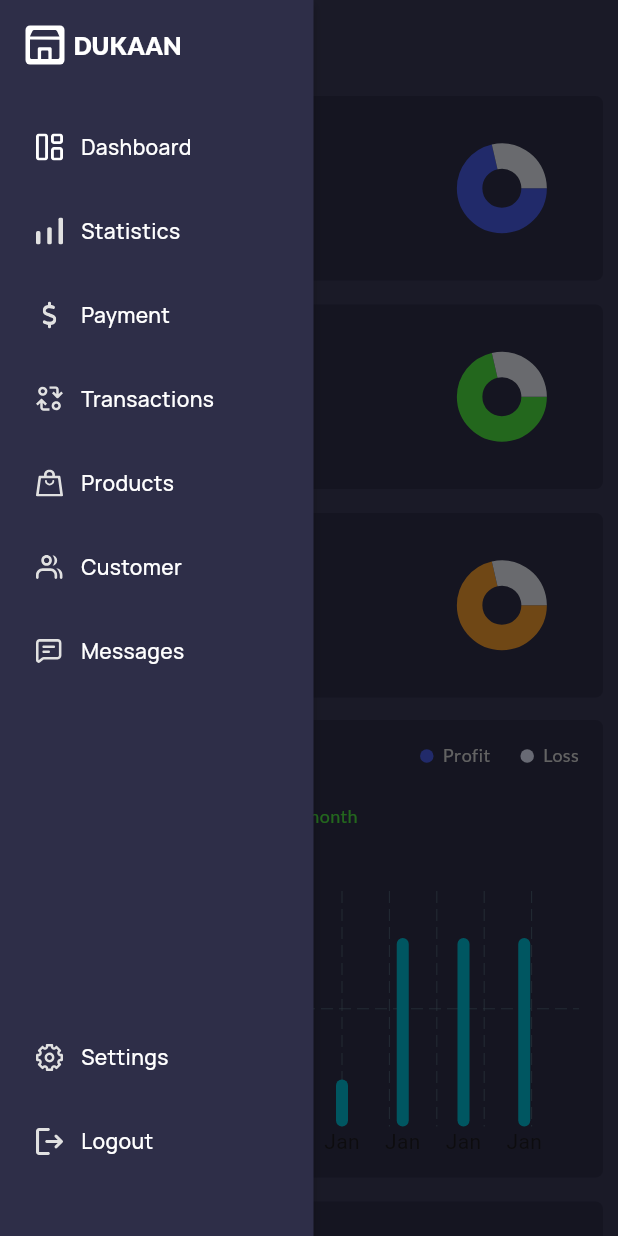
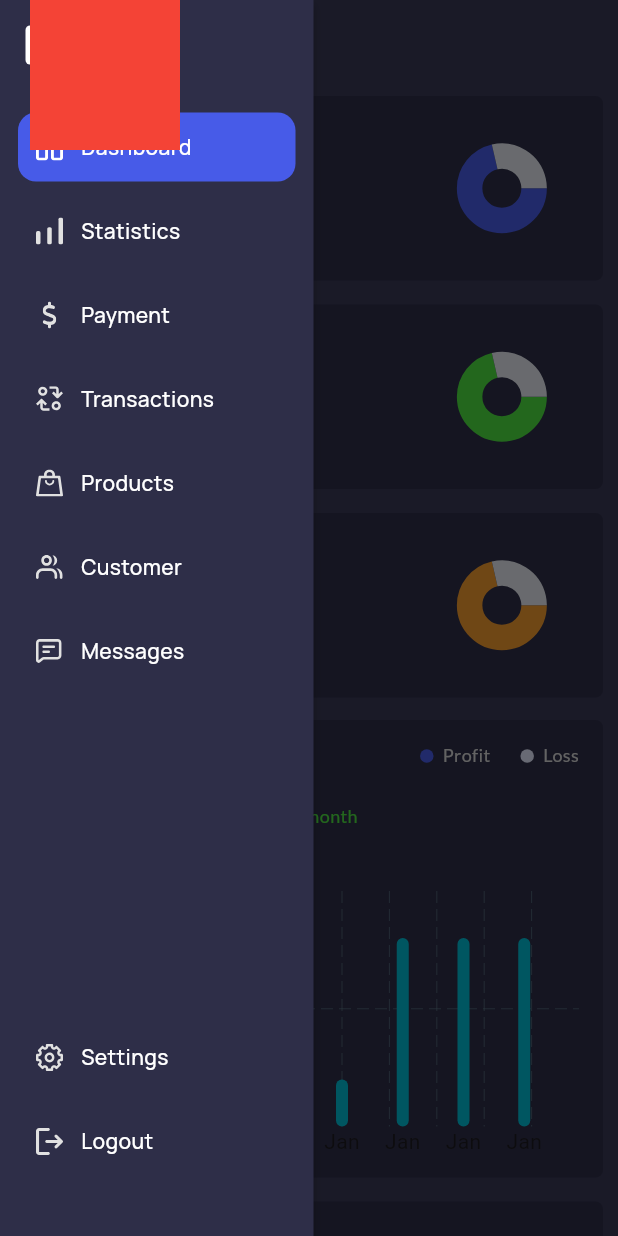
Before and after one commit to Ahmedjustcode/flutter_web_dashboard_demo, a Flutter app: the MainScreen screen opened by its route, in the side drawer, after a tap on the "menu" icon, on a phone screen of 412 x 824 dp. Run offline on Flutter 3.47's test engine with Material 3 defaults, Android fonts, the phone set to English and light mode, and no system bars; drawn by our look-alikes of fl_chart; our stand-ins replace bloc, equatable, file_picker, flutter_bloc, flutter_svg, get_it and 2 more; accounts and stored records are empty; network calls fail; project files that could hold a hidden picture were left out.

Commit message:
added image check

```diff
--- a/lib/core/app_colors.dart
+++ b/lib/core/app_colors.dart
@@ -7,9 +7,8 @@ class AppColors{
   static const c383856 = Color(0xff383856);
   static const c2E2E48 = Color(0xff2E2E48);
   static const c475BE8 = Color(0xff475BE8);
-  static const c475BE8withOpacity = Color(0x1a475be8);///dsdsdddddddsdsdgggdgg
+  static const c475BE8withOpacity = Color(0x1a475be8);
   static const cFFFFFF = Color(0xffFFFFFF);
-  static const cFFFFFFdata = Color(0xffFFFFFF);
   static const cE1E1E1 = Color(0xffE1E1E1);
   static const cE0E0E0 = Color(0xffe0e0e0);
   static const cF3F3F3 = Color(0xffF3F3F3);
--- a/lib/core/app_strings.dart
+++ b/lib/core/app_strings.dart
@@ -33,6 +33,15 @@ class AppStrings{
   static const alreadyAMember  = 'Already A Member ? ';
   static const createNewAccount  = 'Create new account';
   static const dontHaveAnAccount  = 'Don\'t have an account ?';
+  static const name  = 'Name';
+  static const description  = 'Description';
+  static const price  = 'Price';
+  static const discountPercentage  = 'Discount percentage';
+  static const rating  = 'Rating';
+  static const stock  = 'Stock';
+  static const brand  = 'Brand';
+  static const category  = 'Category';
+  static const addProduct  = 'Add product';
 
 
 
--- a/lib/core/widgets/app_button.dart
+++ b/lib/core/widgets/app_button.dart
@@ -13,7 +13,7 @@ class AppButton extends StatelessWidget {
       this.bottomMargin,
       this.leftMargin,
       this.rightMargin,
-      required this.onTap, this.radius});
+      required this.onTap, this.radius, this.height, this.width});
 
   final Color? backgroundColor;
   final Color? textColor;
@@ -24,6 +24,8 @@ class AppButton extends StatelessWidget {
   final double? leftMargin;
   final double? rightMargin;
   final BorderRadius? radius;
+  final double? height;
+  final double? width;
 
   @override
   Widget build(BuildContext context) {
@@ -35,7 +37,8 @@ class AppButton extends StatelessWidget {
         child: InkWell(
           onTap: onTap,
           child: Container(
-            height: 40,
+            height: height ??40,
+            width: width,
             alignment: Alignment.center,
             child: Text(
               text,
--- a/lib/core/widgets/app_text_field.dart
+++ b/lib/core/widgets/app_text_field.dart
@@ -19,6 +19,7 @@ class AppTextField extends StatelessWidget {
       margin: EdgeInsets.only(left: leftMargin ?? 0 ,right: rightMargin ?? 0 ,top: topMargin ?? 0, bottom: bottomMargin ?? 20),
       constraints:  BoxConstraints.tight(const Size.fromHeight(40)),
       child: TextFormField(
+        controller: controller,
         textAlignVertical: TextAlignVertical.center,
         style: AppTextStyles.latoW600().copyWith(fontSize: 15),
         decoration:  InputDecoration(
--- a/lib/features/dashboard/presentation/view/dash_board_view.dart
+++ b/lib/features/dashboard/presentation/view/dash_board_view.dart
@@ -38,6 +38,9 @@ class DashBoardViewDesktop extends StatelessWidget {
                   const SizedBox(
                     height: 15,
                   ),
+                  // Image.network('http://localhost:3000/images/default.png',errorBuilder: (context,widget,stackTrace){
+                  //   return const Icon(Icons.error,size: 60,);
+                  // },),
                   Row(
                     children: [
                       Expanded(
--- a/lib/features/main/presentation/view/main_screen.dart
+++ b/lib/features/main/presentation/view/main_screen.dart
@@ -15,11 +15,11 @@ class MainScreen extends StatelessWidget {
   @override
   Widget build(BuildContext context) {
     return Scaffold(
-      drawer: Responsive.isDesktop(context) ? null : const SafeArea(child: SideBar()),
+      drawer: Responsive.isDesktop(context) ? null :  SafeArea(child: SideBar()),
       body: Row(
         crossAxisAlignment: CrossAxisAlignment.start,
         children: [
-          if (Responsive.isDesktop(context)) const SideBar(),
+          if (Responsive.isDesktop(context))  SideBar(),
           Expanded(child: BlocBuilder<MainViewModelBloc, MainViewModelState>(
             builder: (context, state) {
               return IndexedStack(
--- a/lib/features/main/presentation/view/sidebar/side_bar.dart
+++ b/lib/features/main/presentation/view/sidebar/side_bar.dart
@@ -1,18 +1,38 @@
+import 'package:flutter/foundation.dart';
 import 'package:flutter/material.dart';
 import 'package:flutter_bloc/flutter_bloc.dart';
 import 'package:flutter_web_example/core/app_colors.dart';
 import 'package:flutter_web_example/core/app_images.dart';
 import 'package:flutter_web_example/core/app_strings.dart';
+import 'package:flutter_web_example/core/widgets/responsive_widget.dart';
 import 'package:flutter_web_example/features/main/presentation/view/sidebar/app_logo.dart';
 import 'package:flutter_web_example/features/main/presentation/view/sidebar/side_bar_list_widget.dart';
 import 'package:flutter_web_example/features/main/presentation/view_model/main_view_model_bloc.dart';
 
 class SideBar extends StatelessWidget {
-  const SideBar({super.key});
+   SideBar({super.key});
+
+  final OverlayPortalController overlayPortalController =OverlayPortalController();
 
   @override
   Widget build(BuildContext context) {
-    return Container(
+    return OverlayPortal(
+      controller: overlayPortalController,
+      overlayChildBuilder: (BuildContext context) {
+        return Positioned(
+          top: 0,
+          left: 20,
+          child: AnimatedPositioned(
+            duration: const Duration(milliseconds: 300),
+            child: Container(
+              height: 100,
+              width: 100,
+              color: Colors.red,
+            ),
+          ),
+        );
+      },
+      child: Container(
         width: 209,
         height: double.infinity,
         decoration: const BoxDecoration(color: AppColors.c2E2E48, boxShadow: [
@@ -31,7 +51,13 @@ class SideBar extends StatelessWidget {
               child: Column(
                 crossAxisAlignment: CrossAxisAlignment.start,
                 children: [
-                const AppLogoWidget(),
+                  GestureDetector(
+                      onTap: ()async{
+                        overlayPortalController.show();
+                        await Future.delayed(const Duration(seconds: 4));
+                        overlayPortalController.hide();
+                        },
+                      child: const AppLogoWidget()),
                   BlocBuilder<MainViewModelBloc, MainViewModelState>(
                     buildWhen: (oldState, newState) =>
                         oldState is MainViewModelDashBoardSelectedState ||
@@ -43,6 +69,9 @@ class SideBar extends StatelessWidget {
                         isSelected: state is MainViewModelDashBoardSelectedState,
                         onTap: () {
                           BlocProvider.of<MainViewModelBloc>(context).add(const MainViewModeTabChangeEvent(index: 0));
+                          if (!Responsive.isDesktop(context)) {
+                            Scaffold.of(context).closeDrawer();
+                          }
                         },
                       );
                     },
@@ -75,6 +104,9 @@ class SideBar extends StatelessWidget {
                         isSelected: state is MainViewModelProductSelectedState,
                         onTap: () {
                           BlocProvider.of<MainViewModelBloc>(context).add(const MainViewModeTabChangeEvent(index: 1));
+                          if (!Responsive.isDesktop(context)) {
+                            Scaffold.of(context).closeDrawer();
+                          }
                         },
                       );
                     },
@@ -109,6 +141,7 @@ class SideBar extends StatelessWidget {
             )
           ],
         ),
+      ),
     );
   }
 }
--- a/lib/features/main/presentation/view_model/main_view_model_bloc.dart
+++ b/lib/features/main/presentation/view_model/main_view_model_bloc.dart
@@ -6,15 +6,15 @@ part 'main_view_model_event.dart';
 part 'main_view_model_state.dart';
 
 class MainViewModelBloc extends Bloc<MainViewModelEvent, MainViewModelState> {
-  MainViewModelBloc() : super(const MainViewModelInitial(index: 0)) {
+  MainViewModelBloc() : super(const MainViewModelDashBoardSelectedState(index: 0)) {
     on<MainViewModeTabChangeEvent>(_onMainViewModeTabChange);
   }
 
   void _onMainViewModeTabChange(MainViewModeTabChangeEvent event, Emitter<MainViewModelState> emit) {
     if (event.index == 0) {
-      emit(MainViewModelDashBoardSelectedState(index: 0));
+      emit(const MainViewModelDashBoardSelectedState(index: 0));
     } else if (event.index == 1) {
-      emit(MainViewModelProductSelectedState(index: 1));
+      emit(const MainViewModelProductSelectedState(index: 1));
     }
   }
 }
--- /dev/null
+++ b/lib/features/products/domain/domain/product_entity/product_entity.dart
@@ -0,0 +1,70 @@
+
+import 'package:equatable/equatable.dart';
+import 'package:flutter/foundation.dart';
+import 'package:flutter_web_example/features/products/data/models/product_model.dart';
+import 'package:hive/hive.dart';
+
+part 'product_entity.g.dart';
+
+@HiveType(typeId: 0)
+class ProductEntity extends Equatable{
+
+  @HiveField(0)
+  int? id;
+  @HiveField(1)
+  String? title;
+  @HiveField(2)
+  String? description;
+  @HiveField(3)
+  int? price;
+  @HiveField(4)
+  double? discountPercentage;
+  @HiveField(5)
+  double? rating;
+  @HiveField(6)
+  int? stock;
+  @HiveField(7)
+  String? brand;
+  @HiveField(8)
+  String? category;
+  @HiveField(9)
+  Uint8List? thumbnail;
+  @HiveField(10)
+  List<String>? images;
+
+  ProductEntity({
+    this.id,
+    this.title,
+    this.description,
+    this.price,
+    this.discountPercentage,
+    this.rating,
+    this.stock,
+    this.brand,
+    this.category,
+    this.thumbnail,
+    this.images,
+  });
+
+
+  // Product toModel(){
+  //   return Product(
+  //     id: id,
+  //     title: title,
+  //     description: description,
+  //     price: price,
+  //     discountPercentage: discountPercentage,
+  //     rating: rating,
+  //     stock: stock,
+  //     brand: brand,
+  //     category: category,
+  //     thumbnail: thumbnail.toString(),
+  //     images: images
+  //   );
+  // }
+  @override
+  List<Object?> get props => [id,title,description,price,discountPercentage,rating,stock,brand,category,thumbnail,images];
+
+
+
+}
--- a/lib/features/products/presentation/product_view_model/product_view_model_bloc.dart
+++ b/lib/features/products/presentation/product_view_model/product_view_model_bloc.dart
@@ -3,8 +3,13 @@ import 'dart:convert';
 
 import 'package:bloc/bloc.dart';
 import 'package:equatable/equatable.dart';
+import 'package:flutter/material.dart';
+import 'package:flutter_web_example/features/products/domain/domain/product_entity/product_entity.dart';
+import 'package:flutter_web_example/features/products/presentation/view/widgets/product_add_form.dart';
+import 'package:hive/hive.dart';
 import 'package:http/http.dart' as http;
 
+import '../../../../core/app_colors.dart';
 import '../../data/models/product_model.dart';
 
 part 'product_view_model_event.dart';
@@ -14,13 +19,21 @@ part 'product_view_model_state.dart';
 class ProductViewModelBloc extends Bloc<ProductViewModelEvent, ProductViewModelState> {
   ProductViewModelBloc() : super(const ProductViewModelInitial()) {
     on<ProductViewModelGetProducts>(_onGetProducts);
+    on<ProductViewModelAddButtonTap>(_onAddButtonTap);
+    on<ProductViewModelCreateNewProductTap>(_onCreateNewProductTap);
   }
 
   final List<Product> productList = [];
+  final List<ProductEntity> productDraftLst = [];
   int skippedProducts = 0;
   bool isFetching = false;
+  late Box<ProductEntity> productBox = Hive.box<ProductEntity>('product_box');
 
   void _onGetProducts(ProductViewModelGetProducts event, Emitter<ProductViewModelState> emit) async {
+
+    // if(productBox.isOpen == false) {
+      await Hive.openBox<ProductEntity>('product_box');
+    // }
     if (!isFetching) {
       isFetching = true;
       if (event.showLoader) {
@@ -29,31 +42,77 @@ class ProductViewModelBloc extends Bloc<ProductViewModelEvent, ProductViewModelS
         // emit(const ProductPaginationLoadingState());
       }
 
-      final newData = await fetchProduct();
-      if(newData.isEmpty){
-         skippedProducts = 0;
+      final newData = await _fetchProduct();
+      if (newData.isEmpty) {
+        skippedProducts = 0;
+      }
+
+      if(event.showLoader) {
+        productDraftLst.addAll(productBox.values.toList());
       }
       productList.addAll(newData);
       emit(ProductListLoadedState(
           productList: productList,
-          isChangeList: state is ProductListLoadedState ? !(state as ProductListLoadedState).isChangeList : true));
+          isChangeList: state is ProductListLoadedState ? !(state as ProductListLoadedState).isChangeList : true, productDraftList: productDraftLst));
       isFetching = false;
     }
-    print(productList.length);
+ }
+
+  void _onAddButtonTap(ProductViewModelAddButtonTap event, Emitter<ProductViewModelState> emit) async {
+    showDialog(
+        context: event.context,
+        builder: (context) {
+          return Dialog(
+            backgroundColor: AppColors.c383854,
+            insetPadding: const EdgeInsets.symmetric(horizontal: 10),
+            child: ConstrainedBox(
+              constraints: const BoxConstraints(maxWidth: 700),
+              child: const ProductAddForm(),
+            ),
+          );
+        });
   }
 
-  Future<List<Product>> fetchProduct() async {
+
+
+  int _setId() {
+    int temp = 0;
+    for (var element in productBox.values) {
+      if (element.id! >= temp) {
+        temp = element.id!;
+      }
+    }
+    return ++temp;
+  }
+
+  void _onCreateNewProductTap(ProductViewModelCreateNewProductTap event, Emitter<ProductViewModelState> emit) async{
     try {
-      final http.Response response = await http.get(Uri.parse(
-          'https://dummyjson.com/products?limit=20&skip=${skippedProducts}'));
+      event.productEntity.id = _setId();
+      final id = await productBox.put(event.productEntity.id,event.productEntity);
+      print('product added successfully');
+      Navigator.pop(event.context);
+      productDraftLst.add(productBox.values.toList().singleWhere((element) => element.id == event.productEntity.id));
+      print(productDraftLst);
+      emit(ProductListLoadedState(
+          productList: productList,
+          isChangeList: state is ProductListLoadedState ? !(state as ProductListLoadedState).isChangeList : true, productDraftList: productDraftLst));
+    } catch (e) {
+      print('error found $e');
+    }
+  }
+
+  Future<List<Product>> _fetchProduct() async {
+    try {
+      final http.Response response =
+          await http.get(Uri.parse('https://dummyjson.com/products?limit=20&skip=$skippedProducts'));
       var data = jsonDecode(response.body)['products'] as List;
-      if(data.isEmpty){
+      if (data.isEmpty) {
         skippedProducts = 0;
-        final http.Response response = await http.get(Uri.parse(
-            'https://dummyjson.com/products?limit=20&skip=$skippedProducts'));
-         data = jsonDecode(response.body)['products'] as List;
+        final http.Response response =
+            await http.get(Uri.parse('https://dummyjson.com/products?limit=20&skip=$skippedProducts'));
+        data = jsonDecode(response.body)['products'] as List;
       }
-      skippedProducts +=20;
+      skippedProducts += 20;
       return data.map<Product>((e) => Product.fromJson(e)).toList();
     } catch (e) {
       return [];
--- a/lib/features/products/presentation/product_view_model/product_view_model_event.dart
+++ b/lib/features/products/presentation/product_view_model/product_view_model_event.dart
@@ -14,3 +14,24 @@ class  ProductViewModelGetProducts extends ProductViewModelEvent{
   @override
   List<Object?> get props => [skipProduct,showLoader];
 }
+
+class  ProductViewModelAddButtonTap extends ProductViewModelEvent{
+
+  final BuildContext context;
+
+  const ProductViewModelAddButtonTap({required this.context});
+
+  @override
+  List<Object?> get props => [context];
+}
+
+class  ProductViewModelCreateNewProductTap extends ProductViewModelEvent{
+
+  final BuildContext context;
+  final ProductEntity productEntity;
+
+  const ProductViewModelCreateNewProductTap({required this.context,required this.productEntity});
+
+  @override
+  List<Object?> get props => [context,productEntity];
+}
--- a/lib/features/products/presentation/product_view_model/product_view_model_state.dart
+++ b/lib/features/products/presentation/product_view_model/product_view_model_state.dart
@@ -26,13 +26,14 @@ class ProductLoadingState extends ProductViewModelState{
 class ProductListLoadedState extends ProductViewModelState{
 
   final List<Product> productList;
+  final List<ProductEntity> productDraftList;
   final bool isChangeList;
 
 
-  const ProductListLoadedState({required this.productList,this.isChangeList = true});
+  const ProductListLoadedState({required this.productList,this.isChangeList = true,required this.productDraftList});
 
   @override
-  List<Object> get props => [productList,isChangeList];
+  List<Object> get props => [productList,isChangeList,productDraftList];
 }
 
 class ProductPaginationLoadingState extends ProductViewModelState{
--- a/lib/features/products/presentation/view/product_view.dart
+++ b/lib/features/products/presentation/view/product_view.dart
@@ -1,4 +1,8 @@
 import 'package:flutter/material.dart';
+import 'package:flutter_bloc/flutter_bloc.dart';
+import 'package:flutter_web_example/core/app_text_styles.dart';
+import 'package:flutter_web_example/core/widgets/app_button.dart';
+import 'package:flutter_web_example/features/products/presentation/product_view_model/product_view_model_bloc.dart';
 import 'package:flutter_web_example/features/products/presentation/view/widgets/product_list_view.dart';
 
 import '../../../../core/app_strings.dart';
@@ -18,8 +22,16 @@ class ProductView extends StatelessWidget {
   }
 }
 
-class ProductDesktopView extends StatelessWidget {
+class ProductDesktopView extends StatefulWidget {
   const ProductDesktopView({super.key});
+
+  @override
+  State<ProductDesktopView> createState() => _ProductDesktopViewState();
+}
+
+class _ProductDesktopViewState extends State<ProductDesktopView> {
+
+  bool isDraftListVisible = false;
 
   @override
   Widget build(BuildContext context) {
@@ -31,12 +43,27 @@ class ProductDesktopView extends StatelessWidget {
           children: [
             CommonAppBar(
               title: AppStrings.products,
-              actions: ElevatedButton(onPressed: (){}, child: const Text('Add product')),
+              actions: Row(
+                children: [
+                  TextButton(onPressed: (){
+                    isDraftListVisible = !isDraftListVisible;
+                    setState(() {
+
+                    });
+                  }, child:  Text(!isDraftListVisible ?'Draft products' : 'Live Products',style: AppTextStyles.latoW500(),)),
+                  const SizedBox(
+                    width: 15,
+                  ),
+                  AppButton(onTap: (){
+                    BlocProvider.of<ProductViewModelBloc>(context).add(ProductViewModelAddButtonTap(context: context));
+                  }, text: AppStrings.addProduct,width: 100,),
+                ],
+              ),
             ),
             const SizedBox(
               height: 15,
             ),
-            const Expanded(child: ProductListView())
+             Expanded(child: ProductListView(isDraftListVisible: isDraftListVisible ,))
           ],
         ));
   }
--- a/lib/features/products/presentation/view/widgets/product_list_item.dart
+++ b/lib/features/products/presentation/view/widgets/product_list_item.dart
@@ -1,5 +1,6 @@
 import 'package:flutter/material.dart';
 import 'package:flutter_web_example/core/app_text_styles.dart';
+import 'package:flutter_web_example/features/products/domain/domain/product_entity/product_entity.dart';
 
 import '../../../../../core/app_colors.dart';
 import '../../../data/models/product_model.dart';
@@ -7,7 +8,7 @@ import '../../../data/models/product_model.dart';
 class ProductListItem extends StatelessWidget {
   const ProductListItem({super.key, required this.product});
 
-  final Product product;
+  final dynamic product;
 
   @override
   Widget build(BuildContext context) {
@@ -22,7 +23,7 @@ class ProductListItem extends StatelessWidget {
         children: [
           AspectRatio(
             aspectRatio: 6 / 5,
-            child: Image.network(product.thumbnail!, fit: BoxFit.cover),
+            child: product is ProductEntity ? Image.memory(product.thumbnail! ,fit: BoxFit.cover):Image.network(product.thumbnail!, fit: BoxFit.cover),
           ),
           const SizedBox(height: 10),
           Text(
--- a/lib/features/products/presentation/view/widgets/product_list_view.dart
+++ b/lib/features/products/presentation/view/widgets/product_list_view.dart
@@ -1,95 +1,87 @@
 import 'package:flutter/material.dart';
 import 'package:flutter_bloc/flutter_bloc.dart';
-import 'package:flutter_web_example/core/app_text_styles.dart';
+import 'package:flutter_web_example/core/helpers/Sliver_grid_delegate_With_fixed_cross_axis_count_and_fixed_height.dart';
 import 'package:flutter_web_example/core/widgets/responsive_widget.dart';
 import 'package:flutter_web_example/features/products/presentation/product_view_model/product_view_model_bloc.dart';
 import 'package:flutter_web_example/features/products/presentation/view/widgets/product_list_item.dart';
-import 'package:web_smooth_scroll/web_smooth_scroll.dart';
 
 import '../../../../../core/app_colors.dart';
 
 class ProductListView extends StatefulWidget {
-  const ProductListView({super.key});
+  const ProductListView({super.key, required this.isDraftListVisible});
+
+  final bool isDraftListVisible;
 
   @override
   State<ProductListView> createState() => _ProductListViewState();
 }
 
 class _ProductListViewState extends State<ProductListView> {
+  late ScrollController scrollController;
 
-  late ScrollController scrollController;
   @override
   void initState() {
-      scrollController = ScrollController();
+    scrollController = ScrollController();
     scrollController.addListener(() {
-
-
-
-      if(scrollController.offset == scrollController.positions.toList()[0].maxScrollExtent) {
-
-        BlocProvider.of<ProductViewModelBloc>(context).add(const ProductViewModelGetProducts(false,skipProduct: 0));
+      if (scrollController.offset == scrollController.positions.toList()[0].maxScrollExtent) {
+        BlocProvider.of<ProductViewModelBloc>(context).add(const ProductViewModelGetProducts(false, skipProduct: 0));
       }
     });
     super.initState();
   }
 
-
   @override
   Widget build(BuildContext context) {
     return BlocBuilder<ProductViewModelBloc, ProductViewModelState>(
       builder: (context, state) {
-        if(state is ProductLoadingState){
+        if (state is ProductLoadingState) {
           return GridView.builder(
             itemCount: 20,
             itemBuilder: (context, index) {
               return Container(
                 padding: const EdgeInsets.all(12),
-                decoration:  BoxDecoration(
+                decoration: BoxDecoration(
                   borderRadius: BorderRadius.circular(8),
                   color: AppColors.c2E2E48,
                 ),
               );
             },
-            gridDelegate: SliverGridDelegateWithFixedCrossAxisCount(
-                crossAxisCount: Responsive.isMobile(context)
-                    ? 2
-                    : Responsive.isTablet(context)
-                    ? 3
-                    : 6,
-                mainAxisSpacing: 10,
-                crossAxisSpacing: 10,
-                childAspectRatio: 4 / 5),
+            gridDelegate: SliverGridDelegateWithFixedCrossAxisCountAndFixedHeight(
+              crossAxisCount: Responsive.isMobile(context)
+                  ? 2
+                  : Responsive.isTablet(context)
+                      ? 3
+                      : 6,
+              mainAxisSpacing: 10,
+              crossAxisSpacing: 10,
+            ),
           );
         }
-        if(state is ProductListLoadedState) {
+        if (state is ProductListLoadedState) {
           return Column(
             crossAxisAlignment: CrossAxisAlignment.start,
             children: [
               Expanded(
-                child: WebSmoothScroll(
-                  curve: Curves.linear,
-                  animationDuration: 500,
+                child: GridView.builder(
                   controller: scrollController,
-                  child: GridView.builder(
-                    physics: const NeverScrollableScrollPhysics(),
-                    controller: scrollController,
-                    itemCount: state.productList.length,
-                    itemBuilder: (context, index) {
-                      return ProductListItem(product:  state.productList[index],);
-                    },
-                    gridDelegate: SliverGridDelegateWithFixedCrossAxisCount(
-                        crossAxisCount: Responsive.isMobile(context)
-                            ? 2
-                            : Responsive.isTablet(context)
+                  itemCount: widget.isDraftListVisible ? state.productDraftList.length : state.productList.length,
+                  itemBuilder: (context, index) {
+                    return ProductListItem(
+                      product: widget.isDraftListVisible ? state.productDraftList[index] : state.productList[index],
+                    );
+                  },
+                  gridDelegate: SliverGridDelegateWithFixedCrossAxisCount(
+                    crossAxisCount: Responsive.isMobile(context)
+                        ? 2
+                        : Responsive.isTablet(context)
                             ? 3
                             : 6,
-                        mainAxisSpacing: 10,
-                        crossAxisSpacing: 10,
-                        childAspectRatio: 4 / 5),
+                    mainAxisSpacing: 10,
+                    crossAxisSpacing: 10,
+                    childAspectRatio: 4 / 5,
                   ),
                 ),
               ),
-
             ],
           );
         }
--- a/pubspec.yaml
+++ b/pubspec.yaml
@@ -45,6 +45,7 @@ dependencies:
   hive: ^2.2.3
   hive_flutter: ^1.1.0
   web_smooth_scroll: ^1.1.0
+  file_picker: ^6.1.1
 
 dev_dependencies:
   flutter_test:
```
Also changed, not shown: lib/core/helpers/Sliver_grid_delegate_With_fixed_cross_axis_count_and_fixed_height.dart (added, +54 -0 lines), lib/features/products/presentation/view/widgets/product_add_form.dart (added, +116 -0 lines), lib/main.dart (+5 -2 lines), lib/features/products/domain/domain/product_entity/product_entity.g.dart (added), pubspec.lock. Lines whose indentation alone changed are shown as unchanged.
